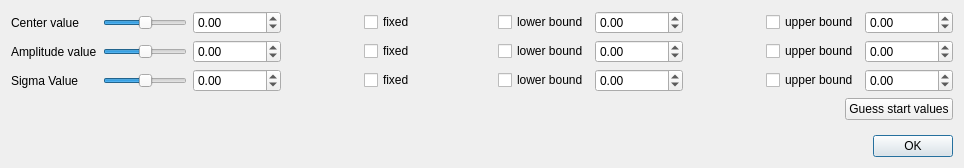
Above: pensant/ui/lorentzianModelFitParameters.ui from syncope/pensant before the change. Below: the same form after it.
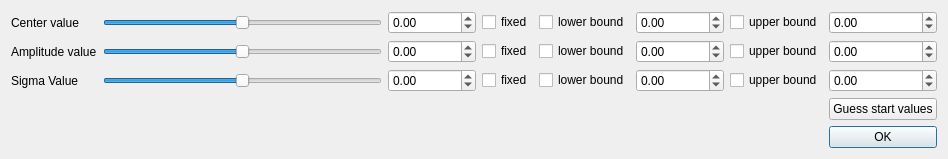
That is the form after the change.

Commit message: + first part: ui/designer for issue #6 #7 #8 and #9 : sliders more sensitive plus grid layout

```diff
--- a/pensant/ui/lorentzianModelFitParameters.ui
+++ b/pensant/ui/lorentzianModelFitParameters.ui
@@ -6,8 +6,8 @@
    <rect>
     <x>0</x>
     <y>0</y>
-    <width>964</width>
-    <height>168</height>
+    <width>948</width>
+    <height>154</height>
    </rect>
   </property>
   <property name="acceptDrops">
@@ -19,22 +19,40 @@
   <layout class="QGridLayout" name="gridLayout_2">
    <item row="0" column="0">
     <layout class="QGridLayout" name="gridLayout">
+     <item row="0" column="0">
+      <widget class="QLabel" name="label">
+       <property name="text">
+        <string>Center value</string>
+       </property>
+      </widget>
+     </item>
+     <item row="0" column="5">
+      <widget class="QDoubleSpinBox" name="centerLBValue">
+       <property name="decimals">
+        <number>2</number>
+       </property>
+       <property name="minimum">
+        <double>-1000000.000000000000000</double>
+       </property>
+       <property name="maximum">
+        <double>1000000.000000000000000</double>
+       </property>
+      </widget>
+     </item>
      <item row="0" column="1">
-      <layout class="QHBoxLayout" name="horizontalLayout">
-       <item>
         <widget class="QSlider" name="centerSlider">
          <property name="maximum">
-          <number>50</number>
+        <number>100</number>
          </property>
          <property name="value">
-          <number>25</number>
+        <number>50</number>
          </property>
          <property name="orientation">
           <enum>Qt::Horizontal</enum>
          </property>
         </widget>
        </item>
-       <item>
+     <item row="0" column="2">
         <widget class="QDoubleSpinBox" name="centerValue">
          <property name="decimals">
           <number>2</number>
@@ -47,80 +65,28 @@
          </property>
         </widget>
        </item>
-       <item>
-        <spacer name="horizontalSpacer">
-         <property name="orientation">
-          <enum>Qt::Horizontal</enum>
-         </property>
-         <property name="sizeHint" stdset="0">
-          <size>
-           <width>40</width>
-           <height>20</height>
-          </size>
-         </property>
-        </spacer>
-       </item>
-       <item>
-        <widget class="QCheckBox" name="centerFixedCB">
-         <property name="text">
-          <string>fixed</string>
-         </property>
-        </widget>
-       </item>
-       <item>
-        <spacer name="horizontalSpacer_2">
-         <property name="orientation">
-          <enum>Qt::Horizontal</enum>
-         </property>
-         <property name="sizeHint" stdset="0">
-          <size>
-           <width>40</width>
-           <height>20</height>
-          </size>
-         </property>
-        </spacer>
-       </item>
-       <item>
+     <item row="0" column="4">
         <widget class="QCheckBox" name="useLBCenter">
          <property name="text">
           <string>lower bound</string>
          </property>
         </widget>
        </item>
-       <item>
-        <widget class="QDoubleSpinBox" name="centerLBValue">
-         <property name="decimals">
-          <number>2</number>
-         </property>
-         <property name="minimum">
-          <double>-1000000.000000000000000</double>
-         </property>
-         <property name="maximum">
-          <double>1000000.000000000000000</double>
+     <item row="0" column="3">
+      <widget class="QCheckBox" name="centerFixedCB">
+       <property name="text">
+        <string>fixed</string>
          </property>
         </widget>
        </item>
-       <item>
-        <spacer name="horizontalSpacer_3">
-         <property name="orientation">
-          <enum>Qt::Horizontal</enum>
-         </property>
-         <property name="sizeHint" stdset="0">
-          <size>
-           <width>40</width>
-           <height>20</height>
-          </size>
-         </property>
-        </spacer>
-       </item>
-       <item>
+     <item row="0" column="6">
         <widget class="QCheckBox" name="useUBCenter">
          <property name="text">
           <string>upper bound</string>
          </property>
         </widget>
        </item>
-       <item>
+     <item row="0" column="7">
         <widget class="QDoubleSpinBox" name="centerUBValue">
          <property name="decimals">
           <number>2</number>
@@ -133,140 +99,83 @@
          </property>
         </widget>
        </item>
-      </layout>
+     <item row="1" column="0">
+      <widget class="QLabel" name="label_2">
+       <property name="text">
+        <string>Amplitude value</string>
+       </property>
+      </widget>
+     </item>
+     <item row="4" column="7">
+      <widget class="QPushButton" name="configDonePushBtn">
+       <property name="text">
+        <string>OK</string>
+       </property>
+       <property name="default">
+        <bool>true</bool>
+       </property>
+      </widget>
+     </item>
+     <item row="3" column="7">
+      <widget class="QPushButton" name="guessStartValuesBtn">
+       <property name="text">
+        <string>Guess start values</string>
+       </property>
+      </widget>
+     </item>
+     <item row="2" column="0">
+      <widget class="QLabel" name="label_3">
+       <property name="text">
+        <string>Sigma Value</string>
+       </property>
+      </widget>
      </item>
      <item row="1" column="1">
-      <layout class="QHBoxLayout" name="horizontalLayout_2">
-       <item>
         <widget class="QSlider" name="amplitudeSlider">
          <property name="maximum">
-          <number>50</number>
+        <number>100</number>
+       </property>
+       <property name="pageStep">
+        <number>5</number>
          </property>
          <property name="value">
-          <number>25</number>
+        <number>50</number>
          </property>
          <property name="orientation">
           <enum>Qt::Horizontal</enum>
          </property>
         </widget>
-       </item>
-       <item>
-        <widget class="QDoubleSpinBox" name="amplitudeValue">
-         <property name="decimals">
-          <number>2</number>
-         </property>
-         <property name="minimum">
-          <double>-1000000.000000000000000</double>
-         </property>
-         <property name="maximum">
-          <double>1000000.000000000000000</double>
-         </property>
-        </widget>
-       </item>
-       <item>
-        <spacer name="horizontalSpacer_4">
-         <property name="orientation">
-          <enum>Qt::Horizontal</enum>
-         </property>
-         <property name="sizeHint" stdset="0">
-          <size>
-           <width>40</width>
-           <height>20</height>
-          </size>
-         </property>
-        </spacer>
-       </item>
-       <item>
-        <widget class="QCheckBox" name="amplitudeFixedCB">
-         <property name="text">
-          <string>fixed</string>
-         </property>
-        </widget>
-       </item>
-       <item>
-        <spacer name="horizontalSpacer_5">
-         <property name="orientation">
-          <enum>Qt::Horizontal</enum>
-         </property>
-         <property name="sizeHint" stdset="0">
-          <size>
-           <width>40</width>
-           <height>20</height>
-          </size>
-         </property>
-        </spacer>
-       </item>
-       <item>
-        <widget class="QCheckBox" name="useLBAmplitude">
-         <property name="text">
-          <string>lower bound</string>
-         </property>
-        </widget>
-       </item>
-       <item>
-        <widget class="QDoubleSpinBox" name="amplitudeLBValue">
-         <property name="decimals">
-          <number>2</number>
-         </property>
-         <property name="minimum">
-          <double>-1000000.000000000000000</double>
-         </property>
-         <property name="maximum">
-          <double>1000000.000000000000000</double>
-         </property>
-        </widget>
-       </item>
-       <item>
-        <spacer name="horizontalSpacer_6">
-         <property name="orientation">
-          <enum>Qt::Horizontal</enum>
-         </property>
-         <property name="sizeHint" stdset="0">
-          <size>
-           <width>40</width>
-           <height>20</height>
-          </size>
-         </property>
-        </spacer>
-       </item>
-       <item>
-        <widget class="QCheckBox" name="useUBAmplitude">
-         <property name="text">
-          <string>upper bound</string>
-         </property>
-        </widget>
-       </item>
-       <item>
-        <widget class="QDoubleSpinBox" name="amplitudeUBValue">
-         <property name="decimals">
-          <number>2</number>
-         </property>
-         <property name="minimum">
-          <double>-1000000.000000000000000</double>
-         </property>
-         <property name="maximum">
-          <double>1000000.000000000000000</double>
-         </property>
-        </widget>
-       </item>
-      </layout>
      </item>
      <item row="2" column="1">
-      <layout class="QHBoxLayout" name="horizontalLayout_3">
-       <item>
         <widget class="QSlider" name="sigmaSlider">
          <property name="maximum">
-          <number>50</number>
+        <number>100</number>
+       </property>
+       <property name="pageStep">
+        <number>5</number>
          </property>
          <property name="value">
-          <number>25</number>
+        <number>50</number>
          </property>
          <property name="orientation">
           <enum>Qt::Horizontal</enum>
          </property>
         </widget>
        </item>
-       <item>
+     <item row="1" column="2">
+      <widget class="QDoubleSpinBox" name="amplitudeValue">
+       <property name="decimals">
+        <number>2</number>
+       </property>
+       <property name="minimum">
+        <double>-1000000.000000000000000</double>
+       </property>
+       <property name="maximum">
+        <double>1000000.000000000000000</double>
+       </property>
+      </widget>
+     </item>
+     <item row="2" column="2">
         <widget class="QDoubleSpinBox" name="sigmaValue">
          <property name="decimals">
           <number>2</number>
@@ -279,47 +188,48 @@
          </property>
         </widget>
        </item>
-       <item>
-        <spacer name="horizontalSpacer_7">
-         <property name="orientation">
-          <enum>Qt::Horizontal</enum>
-         </property>
-         <property name="sizeHint" stdset="0">
-          <size>
-           <width>40</width>
-           <height>20</height>
-          </size>
-         </property>
-        </spacer>
-       </item>
-       <item>
+     <item row="1" column="3">
+      <widget class="QCheckBox" name="amplitudeFixedCB">
+       <property name="text">
+        <string>fixed</string>
+       </property>
+      </widget>
+     </item>
+     <item row="2" column="3">
         <widget class="QCheckBox" name="sigmaFixedCB">
          <property name="text">
           <string>fixed</string>
          </property>
         </widget>
        </item>
-       <item>
-        <spacer name="horizontalSpacer_8">
-         <property name="orientation">
-          <enum>Qt::Horizontal</enum>
-         </property>
-         <property name="sizeHint" stdset="0">
-          <size>
-           <width>40</width>
-           <height>20</height>
-          </size>
-         </property>
-        </spacer>
-       </item>
-       <item>
+     <item row="1" column="4">
+      <widget class="QCheckBox" name="useLBAmplitude">
+       <property name="text">
+        <string>lower bound</string>
+       </property>
+      </widget>
+     </item>
+     <item row="2" column="4">
         <widget class="QCheckBox" name="useLBSigma">
          <property name="text">
           <string>lower bound</string>
          </property>
         </widget>
        </item>
-       <item>
+     <item row="1" column="5">
+      <widget class="QDoubleSpinBox" name="amplitudeLBValue">
+       <property name="decimals">
+        <number>2</number>
+       </property>
+       <property name="minimum">
+        <double>-1000000.000000000000000</double>
+       </property>
+       <property name="maximum">
+        <double>1000000.000000000000000</double>
+       </property>
+      </widget>
+     </item>
+     <item row="2" column="5">
         <widget class="QDoubleSpinBox" name="sigmaLBValue">
          <property name="decimals">
           <number>2</number>
@@ -332,27 +242,34 @@
          </property>
         </widget>
        </item>
-       <item>
-        <spacer name="horizontalSpacer_9">
-         <property name="orientation">
-          <enum>Qt::Horizontal</enum>
-         </property>
-         <property name="sizeHint" stdset="0">
-          <size>
-           <width>40</width>
-           <height>20</height>
-          </size>
-         </property>
-        </spacer>
-       </item>
-       <item>
+     <item row="1" column="6">
+      <widget class="QCheckBox" name="useUBAmplitude">
+       <property name="text">
+        <string>upper bound</string>
+       </property>
+      </widget>
+     </item>
+     <item row="2" column="6">
         <widget class="QCheckBox" name="useUBSigma">
          <property name="text">
           <string>upper bound</string>
          </property>
         </widget>
        </item>
-       <item>
+     <item row="1" column="7">
+      <widget class="QDoubleSpinBox" name="amplitudeUBValue">
+       <property name="decimals">
+        <number>2</number>
+       </property>
+       <property name="minimum">
+        <double>-1000000.000000000000000</double>
+       </property>
+       <property name="maximum">
+        <double>1000000.000000000000000</double>
+       </property>
+      </widget>
+     </item>
+     <item row="2" column="7">
         <widget class="QDoubleSpinBox" name="sigmaUBValue">
          <property name="decimals">
           <number>2</number>
@@ -364,93 +281,6 @@
           <double>1000000.000000000000000</double>
          </property>
         </widget>
-       </item>
-      </layout>
-     </item>
-     <item row="5" column="1">
-      <layout class="QHBoxLayout" name="horizontalLayout_5">
-       <item>
-        <spacer name="horizontalSpacer_11">
-         <property name="orientation">
-          <enum>Qt::Horizontal</enum>
-         </property>
-         <property name="sizeHint" stdset="0">
-          <size>
-           <width>40</width>
-           <height>20</height>
-          </size>
-         </property>
-        </spacer>
-       </item>
-       <item>
-        <widget class="QPushButton" name="configDonePushBtn">
-         <property name="text">
-          <string>OK</string>
-         </property>
-         <property name="default">
-          <bool>true</bool>
-         </property>
-        </widget>
-       </item>
-      </layout>
-     </item>
-     <item row="3" column="1">
-      <layout class="QHBoxLayout" name="horizontalLayout_4">
-       <item>
-        <spacer name="horizontalSpacer_10">
-         <property name="orientation">
-          <enum>Qt::Horizontal</enum>
-         </property>
-         <property name="sizeHint" stdset="0">
-          <size>
-           <width>40</width>
-           <height>20</height>
-          </size>
-         </property>
-        </spacer>
-       </item>
-       <item>
-        <widget class="QPushButton" name="guessStartValuesBtn">
-         <property name="text">
-          <string>Guess start values</string>
-         </property>
-        </widget>
-       </item>
-      </layout>
-     </item>
-     <item row="1" column="0">
-      <widget class="QLabel" name="label_2">
-       <property name="text">
-        <string>Amplitude value</string>
-       </property>
-      </widget>
-     </item>
-     <item row="2" column="0">
-      <widget class="QLabel" name="label_3">
-       <property name="text">
-        <string>Sigma Value</string>
-       </property>
-      </widget>
-     </item>
-     <item row="0" column="0">
-      <widget class="QLabel" name="label">
-       <property name="text">
-        <string>Center value</string>
-       </property>
-      </widget>
-     </item>
-     <item row="4" column="1">
-      <spacer name="verticalSpacer">
-       <property name="orientation">
-        <enum>Qt::Vertical</enum>
-       </property>
-       <property name="sizeHint" stdset="0">
-        <size>
-         <width>20</width>
-         <height>40</height>
-        </size>
-       </property>
-      </spacer>
      </item>
     </layout>
    </item>
```
Lines whose indentation alone changed are shown as unchanged. The commit also changes 3 other files.
